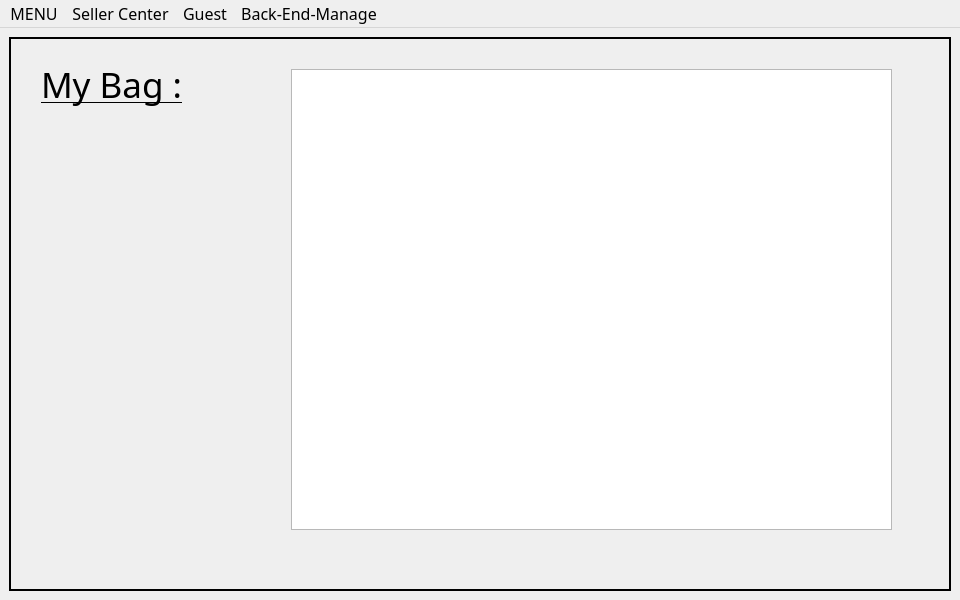
Qt form mainwindow.ui (freefrit/AOOP_DogeShop) before a commit.
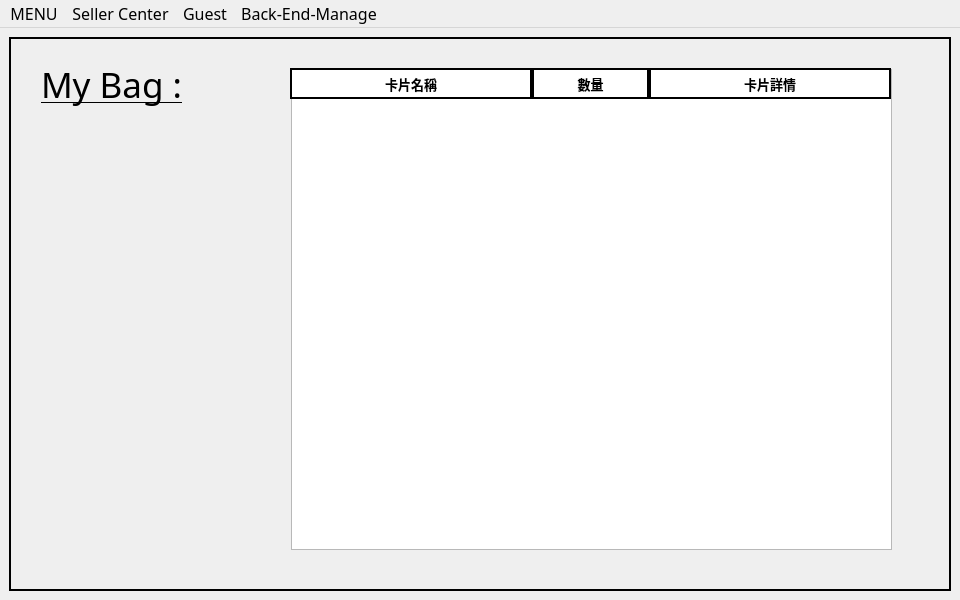
The same form after that commit.

```diff
--- a/mainwindow.ui
+++ b/mainwindow.ui
@@ -648,10 +648,118 @@
           <x>280</x>
           <y>30</y>
           <width>601</width>
-          <height>461</height>
+          <height>481</height>
          </rect>
         </property>
        </widget>
+       <widget class="QWidget" name="gridLayoutWidget">
+        <property name="geometry">
+         <rect>
+          <x>280</x>
+          <y>60</y>
+          <width>601</width>
+          <height>451</height>
+         </rect>
+        </property>
+        <layout class="QGridLayout" name="bag_gridLayout">
+         <property name="spacing">
+          <number>0</number>
+         </property>
+        </layout>
+       </widget>
+       <widget class="QWidget" name="horizontalLayoutWidget">
+        <property name="geometry">
+         <rect>
+          <x>279</x>
+          <y>29</y>
+          <width>601</width>
+          <height>31</height>
+         </rect>
+        </property>
+        <layout class="QHBoxLayout" name="horizontalLayout">
+         <property name="spacing">
+          <number>0</number>
+         </property>
+         <item>
+          <widget class="QLabel" name="label_3">
+           <property name="font">
+            <font>
+             <family>微軟正黑體</family>
+             <pointsize>10</pointsize>
+             <weight>75</weight>
+             <bold>true</bold>
+            </font>
+           </property>
+           <property name="styleSheet">
+            <string notr="true">border-color: rgb(0, 0, 0);
+border:2px solid;</string>
+           </property>
+           <property name="text">
+            <string>卡片名稱</string>
+           </property>
+           <property name="alignment">
+            <set>Qt::AlignCenter</set>
+           </property>
+          </widget>
+         </item>
+         <item>
+          <widget class="QLabel" name="label_2">
+           <property name="minimumSize">
+            <size>
+             <width>117</width>
+             <height>0</height>
+            </size>
+           </property>
+           <property name="maximumSize">
+            <size>
+             <width>117</width>
+             <height>16777215</height>
+            </size>
+           </property>
+           <property name="font">
+            <font>
+             <family>微軟正黑體</family>
+             <pointsize>10</pointsize>
+             <weight>75</weight>
+             <bold>true</bold>
+            </font>
+           </property>
+           <property name="styleSheet">
+            <string notr="true">border-color: rgb(0, 0, 0);
+border:2px solid;</string>
+           </property>
+           <property name="text">
+            <string>數量</string>
+           </property>
+           <property name="alignment">
+            <set>Qt::AlignCenter</set>
+           </property>
+          </widget>
+         </item>
+         <item>
+          <widget class="QLabel" name="label">
+           <property name="font">
+            <font>
+             <family>微軟正黑體</family>
+             <pointsize>10</pointsize>
+             <weight>75</weight>
+             <bold>true</bold>
+            </font>
+           </property>
+           <property name="styleSheet">
+            <string notr="true">border-color: rgb(0, 0, 0);
+border:2px solid;</string>
+           </property>
+           <property name="text">
+            <string>卡片詳情</string>
+           </property>
+           <property name="alignment">
+            <set>Qt::AlignCenter</set>
+           </property>
+          </widget>
+         </item>
+        </layout>
+       </widget>
       </widget>
       <widget class="QWidget" name="page_5">
        <layout class="QGridLayout" name="gridLayout_2">
```
Left out of the diff: 6 changed lines with no effect on the pictures.
